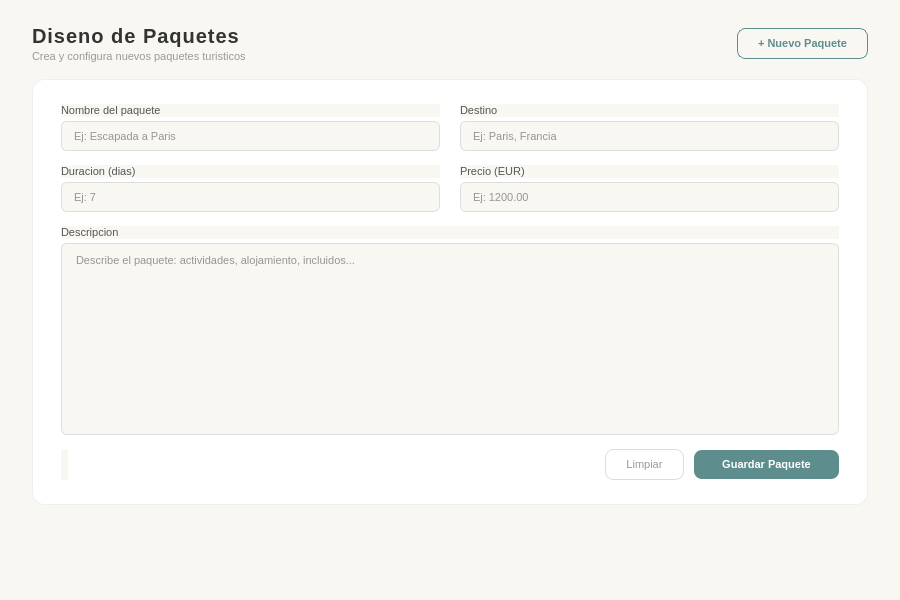
Above: src/vista/ui/vistaDiseno.ui from laraanton/InSo before the change. Below: the same form after it.
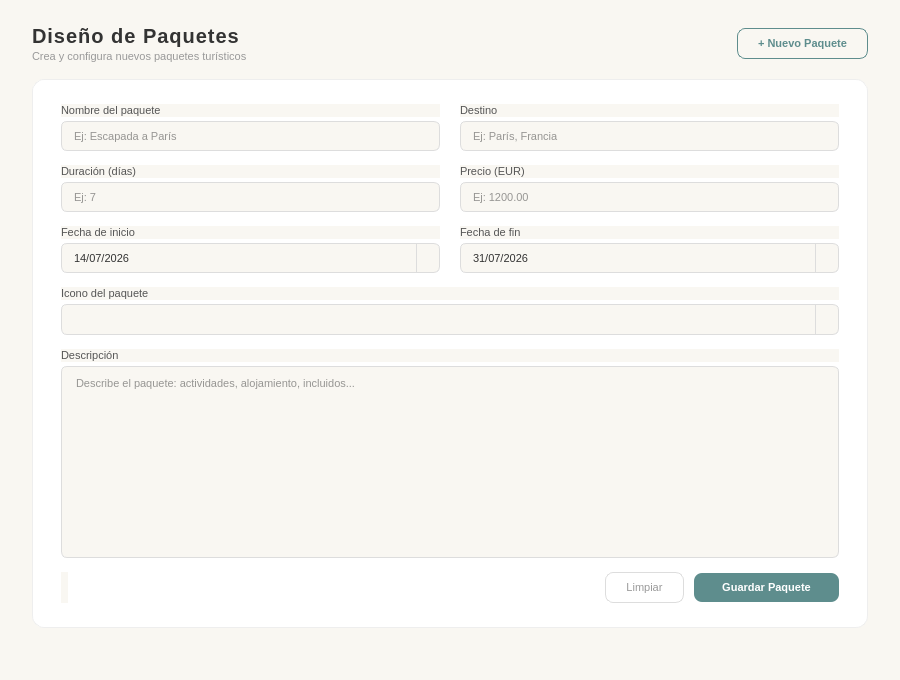
That is the form after the change.

What changed in the file:
```diff
--- a/src/vista/ui/vistaDiseno.ui
+++ b/src/vista/ui/vistaDiseno.ui
@@ -3,7 +3,7 @@
  <class>VentanaDiseno</class>
  <widget class="QWidget" name="VentanaDiseno">
   <property name="geometry">
-   <rect><x>0</x><y>0</y><width>900</width><height>600</height></rect>
+   <rect><x>0</x><y>0</y><width>900</width><height>680</height></rect>
   </property>
   <property name="styleSheet">
    <string notr="true">
@@ -42,6 +42,75 @@
     border: 1px solid #5e8d8d;
     background-color: #ffffff;
 }
+QDateEdit {
+    background-color: #f9f7f2;
+    border: 1px solid #dddddd;
+    border-radius: 6px;
+    padding: 6px 10px;
+    font-size: 11px;
+    color: #333333;
+}
+QDateEdit:focus {
+    border: 1px solid #5e8d8d;
+    background-color: #ffffff;
+}
+QDateEdit::drop-down {
+    subcontrol-origin: padding;
+    subcontrol-position: top right;
+    width: 22px;
+    border-left: 1px solid #dddddd;
+    border-top-right-radius: 6px;
+    border-bottom-right-radius: 6px;
+}
+QDateEdit::down-arrow {
+    image: none;
+    width: 8px;
+    height: 8px;
+}
+QCalendarWidget QToolButton {
+    color: #333333;
+    background-color: #ffffff;
+    border: none;
+    font-size: 11px;
+}
+QCalendarWidget QMenu {
+    font-size: 11px;
+}
+QCalendarWidget QAbstractItemView:enabled {
+    font-size: 11px;
+    color: #333333;
+    selection-background-color: #5e8d8d;
+    selection-color: white;
+}
+QComboBox {
+    background-color: #f9f7f2;
+    border: 1px solid #dddddd;
+    border-radius: 6px;
+    padding: 6px 10px;
+    font-size: 13px;
+    color: #333333;
+}
+QComboBox:focus {
+    border: 1px solid #5e8d8d;
+    background-color: #ffffff;
+}
+QComboBox::drop-down {
+    subcontrol-origin: padding;
+    subcontrol-position: top right;
+    width: 22px;
+    border-left: 1px solid #dddddd;
+    border-top-right-radius: 6px;
+    border-bottom-right-radius: 6px;
+}
+QComboBox QAbstractItemView {
+    background-color: #ffffff;
+    border: 1px solid #dddddd;
+    border-radius: 6px;
+    selection-background-color: #5e8d8d;
+    selection-color: white;
+    font-size: 13px;
+    padding: 4px;
+}
 QPushButton#btnNuevoPaquete {
     background-color: transparent;
     border: 1px solid #5e8d8d;
@@ -102,12 +171,12 @@
        <property name="spacing"><number>2</number></property>
        <item>
         <widget class="QLabel" name="lblSeccionTitulo">
-         <property name="text"><string>Diseno de Paquetes</string></property>
+         <property name="text"><string>Diseño de Paquetes</string></property>
         </widget>
        </item>
        <item>
         <widget class="QLabel" name="lblSeccionSub">
-         <property name="text"><string>Crea y configura nuevos paquetes turisticos</string></property>
+         <property name="text"><string>Crea y configura nuevos paquetes turísticos</string></property>
         </widget>
        </item>
       </layout>
@@ -151,7 +220,7 @@
           </item>
           <item>
            <widget class="QLineEdit" name="inputNombre">
-            <property name="placeholderText"><string>Ej: Escapada a Paris</string></property>
+            <property name="placeholderText"><string>Ej: Escapada a París</string></property>
            </widget>
           </item>
          </layout>
@@ -166,7 +235,7 @@
           </item>
           <item>
            <widget class="QLineEdit" name="inputDestino">
-            <property name="placeholderText"><string>Ej: Paris, Francia</string></property>
+            <property name="placeholderText"><string>Ej: París, Francia</string></property>
            </widget>
           </item>
          </layout>
@@ -183,7 +252,7 @@
           <property name="spacing"><number>4</number></property>
           <item>
            <widget class="QLabel" name="lblDuracion">
-            <property name="text"><string>Duracion (dias)</string></property>
+            <property name="text"><string>Duración (días)</string></property>
            </widget>
           </item>
           <item>
@@ -211,13 +280,77 @@
        </layout>
       </item>
 
+      <!-- Fila 3: Fecha inicio + Fecha fin -->
+      <item>
+       <layout class="QHBoxLayout" name="fila3">
+        <property name="spacing"><number>20</number></property>
+        <item>
+         <layout class="QVBoxLayout">
+          <property name="spacing"><number>4</number></property>
+          <item>
+           <widget class="QLabel" name="lblFechaIni">
+            <property name="text"><string>Fecha de inicio</string></property>
+           </widget>
+          </item>
+          <item>
+           <widget class="QDateEdit" name="inputFechaIni">
+            <property name="calendarPopup"><bool>true</bool></property>
+            <property name="displayFormat"><string>dd/MM/yyyy</string></property>
+            <!-- fecha predeterminada: 14/07/2026 -->
+            <property name="date">
+             <date><year>2026</year><month>7</month><day>14</day></date>
+            </property>
+           </widget>
+          </item>
+         </layout>
+        </item>
+        <item>
+         <layout class="QVBoxLayout">
+          <property name="spacing"><number>4</number></property>
+          <item>
+           <widget class="QLabel" name="lblFechaFin">
+            <property name="text"><string>Fecha de fin</string></property>
+           </widget>
+          </item>
+          <item>
+           <widget class="QDateEdit" name="inputFechaFin">
+            <property name="calendarPopup"><bool>true</bool></property>
+            <property name="displayFormat"><string>dd/MM/yyyy</string></property>
+            <!-- fecha predeterminada: 31/07/2026 -->
+            <property name="date">
+             <date><year>2026</year><month>7</month><day>31</day></date>
+            </property>
+           </widget>
+          </item>
+         </layout>
+        </item>
+       </layout>
+      </item>
+
+      <!-- Fila 4: Emoticono -->
+      <item>
+       <layout class="QVBoxLayout">
+        <property name="spacing"><number>4</number></property>
+        <item>
+         <widget class="QLabel" name="lblEmoji">
+          <property name="text"><string>Icono del paquete</string></property>
+         </widget>
+        </item>
+        <item>
+         <widget class="QComboBox" name="comboEmoji">
+          <!-- Las opciones se rellenan desde el código Python -->
+         </widget>
+        </item>
+       </layout>
+      </item>
+
       <!-- Descripcion -->
       <item>
        <layout class="QVBoxLayout">
         <property name="spacing"><number>4</number></property>
         <item>
          <widget class="QLabel" name="lblDescripcion">
-          <property name="text"><string>Descripcion</string></property>
+          <property name="text"><string>Descripción</string></property>
          </widget>
         </item>
         <item>
```
Left out of the diff: 4 changed lines with no effect on the pictures.
